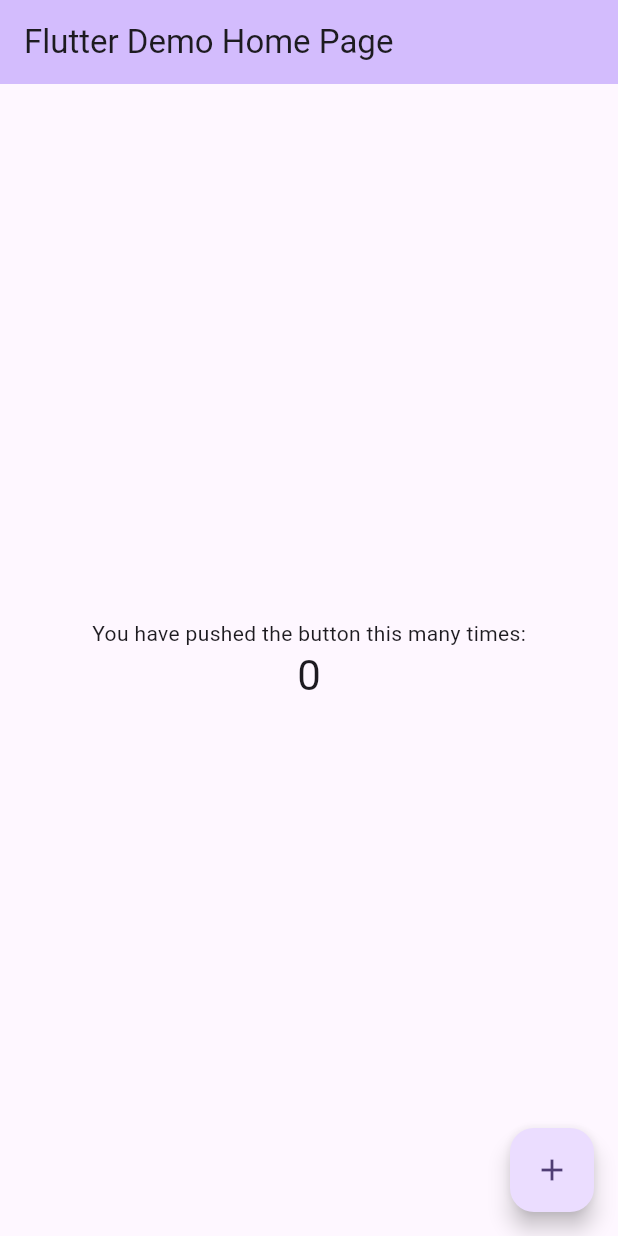
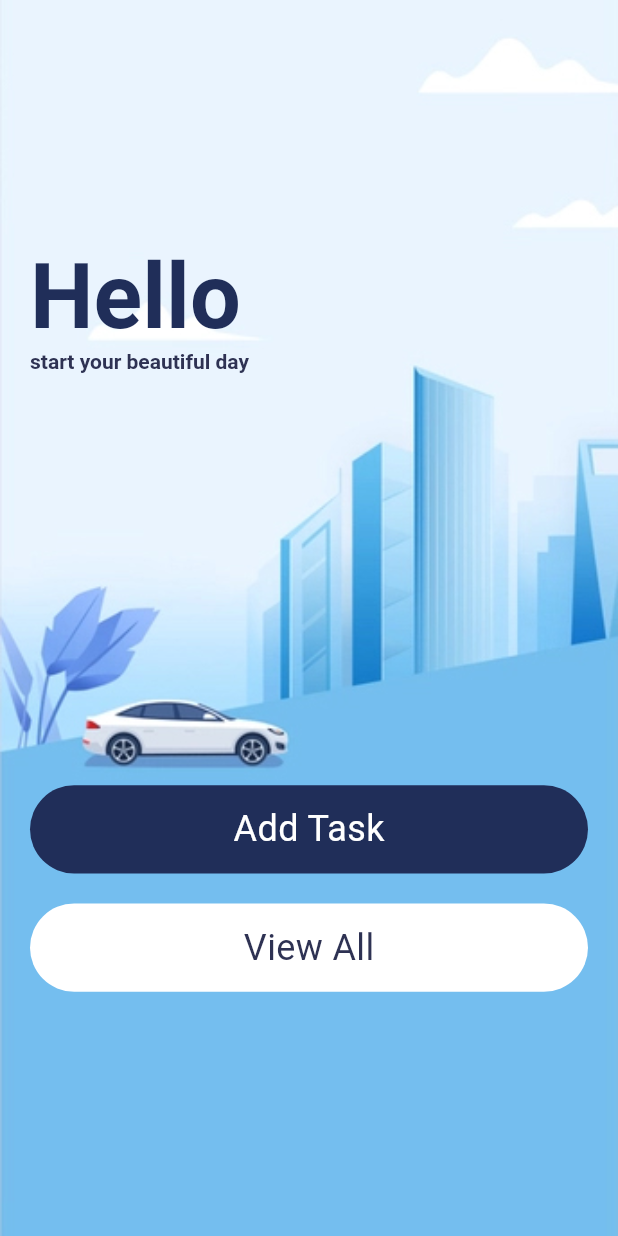
Before and after one commit to Daddy2054/todo_x, a Flutter app: the screen it shows after launch, on a phone screen of 412 x 824 dp. Run offline on Flutter 3.47's test engine with Material 2 defaults, Android fonts, the phone set to English and light mode, and no system bars.

Commit message:
HomeScreen, ButtonWidget

```diff
--- a/lib/main.dart
+++ b/lib/main.dart
@@ -1,4 +1,5 @@
 import 'package:flutter/material.dart';
+import 'package:todo_x/screens/home_screen.dart';
 
 void main() {
   runApp(const MyApp());
@@ -13,113 +14,10 @@ class MyApp extends StatelessWidget {
     return MaterialApp(
       title: 'Flutter Demo',
       theme: ThemeData(
-        // This is the theme of your application.
-        //
-        // TRY THIS: Try running your application with "flutter run". You'll see
-        // the application has a blue toolbar. Then, without quitting the app,
-        // try changing the seedColor in the colorScheme below to Colors.green
-        // and then invoke "hot reload" (save your changes or press the "hot
-        // reload" button in a Flutter-supported IDE, or press "r" if you used
-        // the command line to start the app).
-        //
-        // Notice that the counter didn't reset back to zero; the application
-        // state is not lost during the reload. To reset the state, use hot
-        // restart instead.
-        //
-        // This works for code too, not just values: Most code changes can be
-        // tested with just a hot reload.
         colorScheme: ColorScheme.fromSeed(seedColor: Colors.deepPurple),
         useMaterial3: true,
       ),
-      home: const MyHomePage(title: 'Flutter Demo Home Page'),
+      home: const HomeScreen(),
     );
   }
 }
-
-class MyHomePage extends StatefulWidget {
-  const MyHomePage({super.key, required this.title});
-
-  // This widget is the home page of your application. It is stateful, meaning
-  // that it has a State object (defined below) that contains fields that affect
-  // how it looks.
-
-  // This class is the configuration for the state. It holds the values (in this
-  // case the title) provided by the parent (in this case the App widget) and
-  // used by the build method of the State. Fields in a Widget subclass are
-  // always marked "final".
-
-  final String title;
-
-  @override
-  State<MyHomePage> createState() => _MyHomePageState();
-}
-
-class _MyHomePageState extends State<MyHomePage> {
-  int _counter = 0;
-
-  void _incrementCounter() {
-    setState(() {
-      // This call to setState tells the Flutter framework that something has
-      // changed in this State, which causes it to rerun the build method below
-      // so that the display can reflect the updated values. If we changed
-      // _counter without calling setState(), then the build method would not be
-      // called again, and so nothing would appear to happen.
-      _counter++;
-    });
-  }
-
-  @override
-  Widget build(BuildContext context) {
-    // This method is rerun every time setState is called, for instance as done
-    // by the _incrementCounter method above.
-    //
-    // The Flutter framework has been optimized to make rerunning build methods
-    // fast, so that you can just rebuild anything that needs updating rather
-    // than having to individually change instances of widgets.
-    return Scaffold(
-      appBar: AppBar(
-        // TRY THIS: Try changing the color here to a specific color (to
-        // Colors.amber, perhaps?) and trigger a hot reload to see the AppBar
-        // change color while the other colors stay the same.
-        backgroundColor: Theme.of(context).colorScheme.inversePrimary,
-        // Here we take the value from the MyHomePage object that was created by
-        // the App.build method, and use it to set our appbar title.
-        title: Text(widget.title),
-      ),
-      body: Center(
-        // Center is a layout widget. It takes a single child and positions it
-        // in the middle of the parent.
-        child: Column(
-          // Column is also a layout widget. It takes a list of children and
-          // arranges them vertically. By default, it sizes itself to fit its
-          // children horizontally, and tries to be as tall as its parent.
-          //
-          // Column has various properties to control how it sizes itself and
-          // how it positions its children. Here we use mainAxisAlignment to
-          // center the children vertically; the main axis here is the vertical
-          // axis because Columns are vertical (the cross axis would be
-          // horizontal).
-          //
-          // TRY THIS: Invoke "debug painting" (choose the "Toggle Debug Paint"
-          // action in the IDE, or press "p" in the console), to see the
-          // wireframe for each widget.
-          mainAxisAlignment: MainAxisAlignment.center,
-          children: <Widget>[
-            const Text(
-              'You have pushed the button this many times:',
-            ),
-            Text(
-              '$_counter',
-              style: Theme.of(context).textTheme.headlineMedium,
-            ),
-          ],
-        ),
-      ),
-      floatingActionButton: FloatingActionButton(
-        onPressed: _incrementCounter,
-        tooltip: 'Increment',
-        child: const Icon(Icons.add),
-      ), // This trailing comma makes auto-formatting nicer for build methods.
-    );
-  }
-}
--- a/lib/screens/home_screen.dart
+++ b/lib/screens/home_screen.dart
@@ -0,0 +1,74 @@
+import 'package:flutter/material.dart';
+import 'package:todo_x/colors/app_colors.dart';
+import 'package:todo_x/widgets/button_widget.dart';
+
+class HomeScreen extends StatefulWidget {
+  const HomeScreen({super.key});
+
+  @override
+  State<HomeScreen> createState() => _HomeScreenState();
+}
+
+class _HomeScreenState extends State<HomeScreen> {
+  @override
+  Widget build(BuildContext context) {
+    return Scaffold(
+      body: Container(
+        width: double.maxFinite,
+        height: double.maxFinite,
+        padding: const EdgeInsets.only(
+          left: 20,
+          right: 20,
+        ),
+        decoration: const BoxDecoration(
+          image: DecorationImage(
+            fit: BoxFit.cover,
+            image: AssetImage('assets/welcome.jpg'),
+          ),
+        ),
+        child: Column(
+          mainAxisAlignment: MainAxisAlignment.center,
+          crossAxisAlignment: CrossAxisAlignment.start,
+          children: [
+            RichText(
+              text: const TextSpan(
+                text: 'Hello',
+                style: TextStyle(
+                  color: AppColors.mainColor,
+                  fontSize: 60,
+                  fontWeight: FontWeight.bold,
+                ),
+                children: [
+                  TextSpan(
+                    text: '\nstart your beautiful day',
+                    style: TextStyle(
+                      color: AppColors.smallTextColor,
+                      fontSize: 14,
+                      fontWeight: FontWeight.bold,
+                    ),
+                  ),
+                ],
+              ),
+            ),
+            SizedBox(
+              height: MediaQuery.of(context).size.height / 3,
+            ),
+            const ButtonWidget(
+              backgroundcolor: AppColors.mainColor,
+              text: 'Add Task',
+              textColor: Colors.white,
+            ),
+            const SizedBox(
+              height: 20,
+            ),
+            const ButtonWidget(
+              backgroundcolor: Colors.white,
+              text: 'View All',
+              textColor: AppColors.smallTextColor,
+            ),
+          ],
+        ),
+      ),
+    );
+  }
+}
--- /dev/null
+++ b/lib/widgets/button_widget.dart
@@ -0,0 +1,36 @@
+// ignore_for_file: public_member_api_docs, sort_constructors_first
+import 'package:flutter/material.dart';
+
+class ButtonWidget extends StatelessWidget {
+  final Color backgroundcolor;
+  final String text;
+  final Color textColor;
+
+  const ButtonWidget({
+    Key? key,
+    required this.backgroundcolor,
+    required this.text,
+    required this.textColor,
+  }) : super(key: key);
+
+  @override
+  Widget build(BuildContext context) {
+    return Container(
+      width: double.maxFinite,
+      height: MediaQuery.of(context).size.height / 14,
+      decoration: BoxDecoration(
+        color: backgroundcolor,
+        borderRadius: BorderRadius.circular(40),
+      ),
+      child: Center(
+        child: Text(
+          text,
+          style: TextStyle(
+            fontSize: 24,
+            color: textColor,
+          ),
+        ),
+      ),
+    );
+  }
+}
--- a/pubspec.yaml
+++ b/pubspec.yaml
@@ -59,7 +59,8 @@ flutter:
   uses-material-design: true
 
   # To add assets to your application, add an assets section, like this:
-  # assets:
+  assets:
+   - assets/
   #   - images/a_dot_burr.jpeg
   #   - images/a_dot_ham.jpeg
 
```
